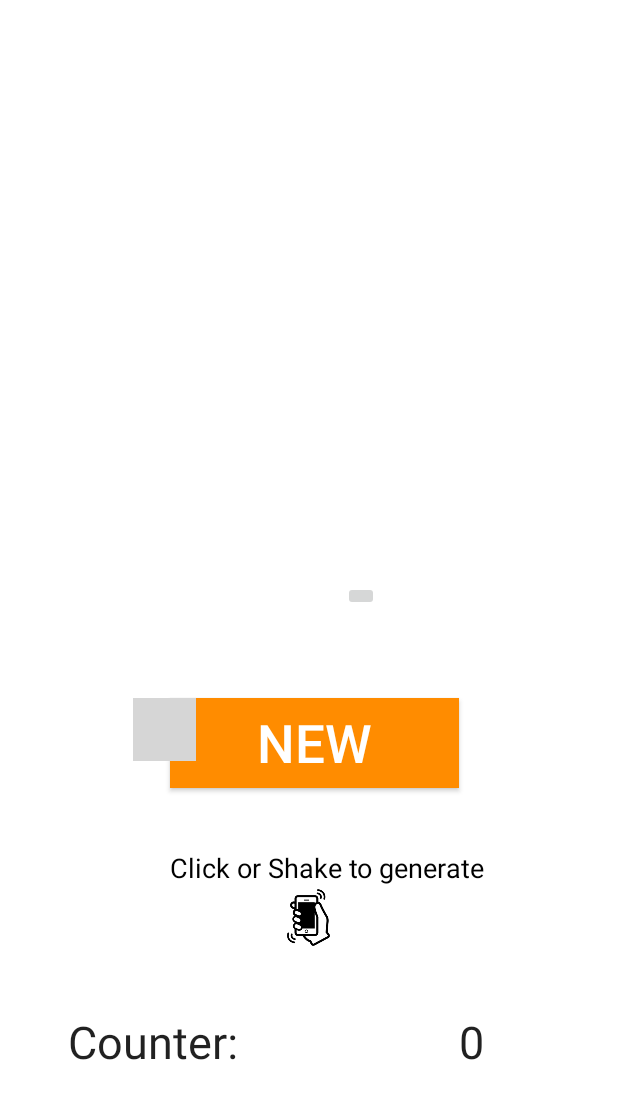
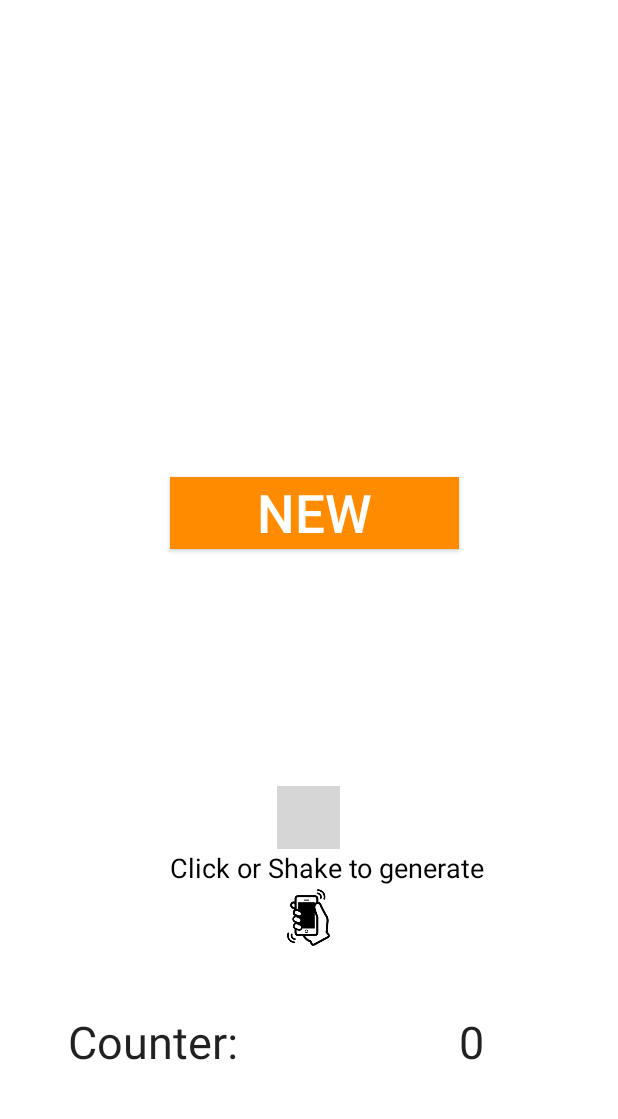
Before and after one commit to FlorianBecher/random_generator, an Android app: the layout activity_generate.xml on its own in the app's theme, with its tools: preview values and no code run, on a phone screen of 412 x 824 dp, the part 105-1224 px from its top. Run offline under Robolectric (Android 15) with nearby library versions, the phone set to English and light mode, and no system bars; grey boxes are pictures that could not be loaded.

Commit message:
Change View merged with couter

```diff
--- a/app/src/main/AndroidManifest.xml
+++ b/app/src/main/AndroidManifest.xml
@@ -14,11 +14,13 @@
                 <category android:name="android.intent.category.LAUNCHER" />
             </intent-filter>
         </activity>
+        <activity
+            android:name=".GenerateActivity">
+        </activity>
         <activity android:name=".Shake"></activity><!-- ATTENTION: This was auto-generated to add Google Play services to your project for
      App Indexing.  See https://g.co/AppIndexing/AndroidStudio for more information. -->
         <meta-data
             android:name="com.google.android.gms.version"
             android:value="@integer/google_play_services_version" />
     </application>
-
 </manifest>
--- a/app/src/main/res/layout/activity_generate.xml
+++ b/app/src/main/res/layout/activity_generate.xml
@@ -11,7 +11,6 @@
 
     <!-- This FrameLayout insets its children based on system windows using
          android:fitsSystemWindows. -->
-
     <RelativeLayout
         android:layout_width="match_parent"
         android:layout_height="match_parent"
@@ -83,27 +82,8 @@
             android:maxHeight="42dp"
             android:maxWidth="42dp"            android:scaleType="fitCenter"
             android:src="@drawable/arrow"
-            android:layout_alignTop="@+id/button"
-            android:layout_alignLeft="@+id/textView4"
-            android:layout_alignStart="@+id/textView4" />
-
-        <Button
-            android:id="@+id/button"
-            android:layout_width="wrap_content"
-            android:layout_height="wrap_content"
-            android:height="60dp"
-            android:allowUndo="false"
-            android:background="#ff8c00"
-            android:clickable="true"
-            android:text="New"
-            android:textColor="#ffffff"
-            android:textSize="35dp"
-            android:layout_above="@+id/imageView"
-            android:layout_marginBottom="65dp"
-            android:layout_alignLeft="@+id/textView"
-            android:layout_alignStart="@+id/textView"
-            android:layout_toLeftOf="@+id/textView7"
-            android:layout_toStartOf="@+id/textView7" />
+            android:layout_above="@+id/textView"
+            android:layout_centerHorizontal="true" />
 
         <TextView
             android:id="@+id/textView6"
@@ -128,14 +108,19 @@
             android:layout_alignEnd="@+id/textView"
             android:layout_alignRight="@+id/textView" />
 
-        <ImageButton
+        <Button
             android:layout_width="wrap_content"
             android:layout_height="wrap_content"
-            android:id="@+id/imageButton"
-            android:layout_above="@+id/imageView2"
-            android:layout_alignRight="@+id/textView3"
-            android:layout_alignEnd="@+id/textView3"
-            android:layout_marginBottom="58dp" />
+            android:text="New"
+            android:id="@+id/newButton"
+            android:background="#ff8c00"
+            android:textColor="#ffffff"
+            android:textSize="35dp"
+            android:layout_centerVertical="true"
+            android:layout_alignLeft="@+id/textView"
+            android:layout_alignStart="@+id/textView"
+            android:layout_toLeftOf="@+id/textView7"
+            android:layout_toStartOf="@+id/textView7" />
 
     </RelativeLayout>
 </FrameLayout>
```
Also changed, not shown: app/src/main/java/com/example/admin/randomusername_generator/GenerateActivity.java (added, +20 -0 lines), app/src/main/res/layout/activity_home.xml (+0 -18 lines).
